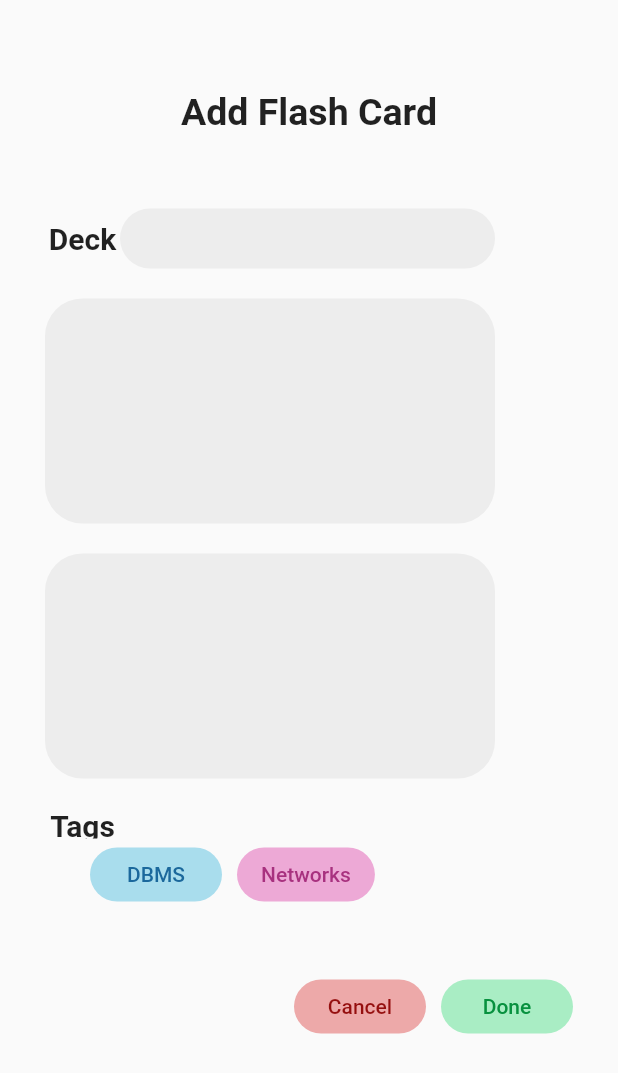
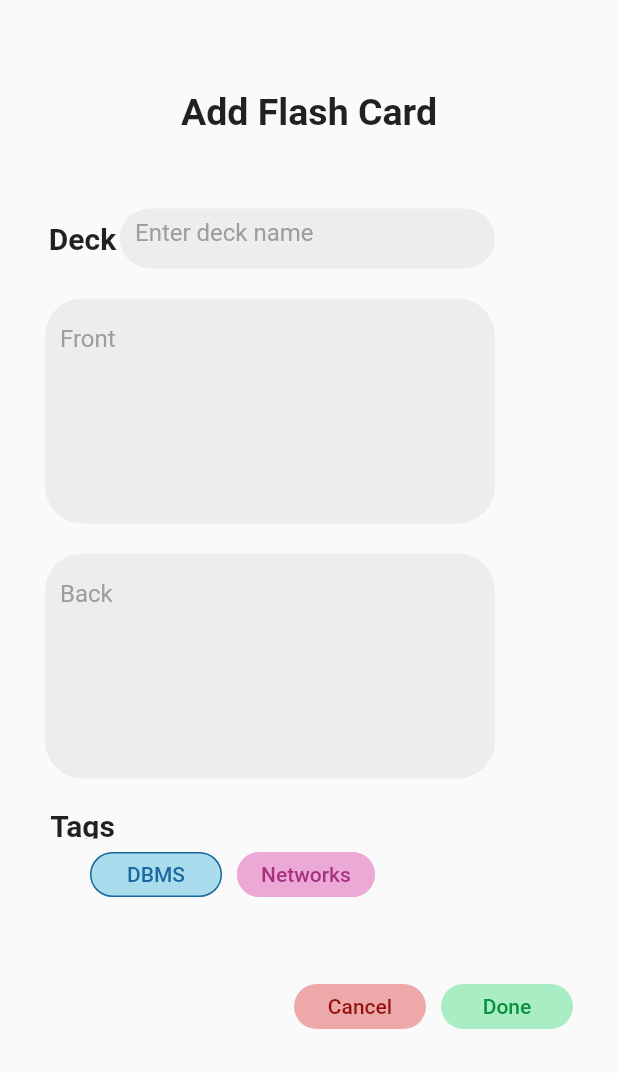
Before and after one commit to shaansubbaiah/Flashcards, a Flutter app: the AddCard screen opened by its route, after a tap on "DBMS", on a phone screen of 412 x 824 dp. Shown: the top 1073 px of the screen. Run offline on Flutter 3.47's test engine with Material 2 defaults, Android fonts, the phone set to English and light mode, and no system bars; our stand-ins replace curved_navigation_bar, firebase_auth, firebase_core; accounts and stored records are empty.

Commit message:
added formfield to container

```diff
--- a/lib/add_card_page.dart
+++ b/lib/add_card_page.dart
@@ -6,7 +6,28 @@ class AddCard extends StatefulWidget {
 }
 
 class _AddCardState extends State<AddCard> {
+  final TextEditingController deckNameController = TextEditingController();
+  final TextEditingController frontController = TextEditingController();
+  final TextEditingController backController = TextEditingController();
+
+  List<bool> pressed = [false, false];
+
   void addTag() {}
+
+  void cancel() {
+    deckNameController.text = "";
+    frontController.text = "";
+    backController.text = "";
+    setState(() {
+      pressed = [false, false];
+    });
+  }
+
+  void post() {
+    print(deckNameController.text);
+    print(frontController.text);
+    print(backController.text);
+  }
 
   @override
   Widget build(BuildContext context) {
@@ -56,10 +77,30 @@ class _AddCardState extends State<AddCard> {
                             width: 250.0,
                             height: 40.0,
                             child: Container(
+                              // padding: EdgeInsets.all(5.0),
+                              padding: EdgeInsets.only(
+                                  top: 5.0,
+                                  bottom: 5.0,
+                                  right: 10.0,
+                                  left: 10.0),
                               decoration: BoxDecoration(
                                 color: Color(0xffEDEDED),
                                 borderRadius: BorderRadius.all(
                                   Radius.circular(25.0),
+                                ),
+                              ),
+                              child: TextField(
+                                controller: deckNameController,
+                                style: TextStyle(
+                                  color: Color(0xff9E9D9D),
+                                ),
+                                cursorColor: Color(0xff9E9D9D),
+                                decoration: InputDecoration(
+                                  border: InputBorder.none,
+                                  hintText: "Enter deck name",
+                                  hintStyle: TextStyle(
+                                    color: Color(0xff9E9D9D),
+                                  ),
                                 ),
                               ),
                             ),
@@ -75,10 +116,30 @@ class _AddCardState extends State<AddCard> {
                             width: 300.0,
                             height: 150.0,
                             child: Container(
+                              padding: EdgeInsets.only(
+                                  top: 5.0,
+                                  bottom: 5.0,
+                                  right: 10.0,
+                                  left: 10.0),
                               decoration: BoxDecoration(
                                 color: Color(0xffEDEDED),
                                 borderRadius: BorderRadius.all(
                                   Radius.circular(25.0),
+                                ),
+                              ),
+                              child: TextField(
+                                controller: frontController,
+                                style: TextStyle(
+                                  color: Color(0xff9E9D9D),
+                                ),
+                                cursorColor: Color(0xff9E9D9D),
+                                maxLines: 6,
+                                decoration: InputDecoration(
+                                  border: InputBorder.none,
+                                  hintText: "Front",
+                                  hintStyle: TextStyle(
+                                    color: Color(0xff9E9D9D),
+                                  ),
                                 ),
                               ),
                             ),
@@ -94,10 +155,30 @@ class _AddCardState extends State<AddCard> {
                             width: 300.0,
                             height: 150.0,
                             child: Container(
+                              padding: EdgeInsets.only(
+                                  top: 5.0,
+                                  bottom: 5.0,
+                                  right: 10.0,
+                                  left: 10.0),
                               decoration: BoxDecoration(
                                 color: Color(0xffEDEDED),
                                 borderRadius: BorderRadius.all(
                                   Radius.circular(25.0),
+                                ),
+                              ),
+                              child: TextField(
+                                controller: backController,
+                                style: TextStyle(
+                                  color: Color(0xff9E9D9D),
+                                ),
+                                cursorColor: Color(0xff9E9D9D),
+                                maxLines: 6,
+                                decoration: InputDecoration(
+                                  border: InputBorder.none,
+                                  hintText: "Back",
+                                  hintStyle: TextStyle(
+                                    color: Color(0xff9E9D9D),
+                                  ),
                                 ),
                               ),
                             ),
@@ -135,15 +216,25 @@ class _AddCardState extends State<AddCard> {
                             width: 30.0,
                           ),
                           FlatButton(
-                        onPressed: addTag,
+                            onPressed: () {
+                              setState(() {
+                                pressed[1] = false;
+                                pressed[0] = !pressed[0];
+                              });
+                              print(pressed[0]);
+                            },
                             child: Text(
                               "DBMS",
                               style: TextStyle(
                                 color: Color(0xff1B689C),
                               ),
                             ),
+                            height: 30.0,
                             color: Color(0xffA9DDED),
                             shape: RoundedRectangleBorder(
+                              side: pressed[0]
+                                  ? BorderSide(color: Color(0xff1B689C))
+                                  : BorderSide(color: Color(0xffA9DDED)),
                               borderRadius: BorderRadius.circular(25.0),
                             ),
                           ),
@@ -151,15 +242,25 @@ class _AddCardState extends State<AddCard> {
                             width: 10.0,
                           ),
                           FlatButton(
-                        onPressed: addTag,
+                            onPressed: () {
+                              setState(() {
+                                pressed[0] = false;
+                                pressed[1] = !pressed[1];
+                              });
+                              print(pressed[1]);
+                            },
                             child: Text(
                               "Networks",
                               style: TextStyle(
                                 color: Color(0xffA8317F),
                               ),
                             ),
+                            height: 30.0,
                             color: Color(0xffEDA9D6),
                             shape: RoundedRectangleBorder(
+                              side: pressed[1]
+                                  ? BorderSide(color: Color(0xffA8317F))
+                                  : BorderSide(color: Color(0xffEDA9D6)),
                               borderRadius: BorderRadius.circular(25.0),
                             ),
                           ),
@@ -178,13 +279,14 @@ class _AddCardState extends State<AddCard> {
                       mainAxisAlignment: MainAxisAlignment.end,
                       children: [
                         FlatButton(
-                      onPressed: addTag,
+                          onPressed: cancel,
                           child: Text(
                             "Cancel",
                             style: TextStyle(
                               color: Color(0xff950F0F),
                             ),
                           ),
+                          height: 30.0,
                           color: Color(0xffEDA9A9),
                           shape: RoundedRectangleBorder(
                             borderRadius: BorderRadius.circular(25.0),
@@ -194,13 +296,14 @@ class _AddCardState extends State<AddCard> {
                           width: 10.0,
                         ),
                         FlatButton(
-                      onPressed: addTag,
+                          onPressed: post,
                           child: Text(
                             "Done",
                             style: TextStyle(
                               color: Color(0xff08913F),
                             ),
                           ),
+                          height: 30.0,
                           color: Color(0xffA9EDC4),
                           shape: RoundedRectangleBorder(
                             borderRadius: BorderRadius.circular(25.0),
@@ -213,6 +316,8 @@ class _AddCardState extends State<AddCard> {
               ],
             ),
           ),
-    )));
+        ),
+      ),
+    );
   }
 }
--- a/pubspec.yaml
+++ b/pubspec.yaml
@@ -13,6 +13,7 @@ dependencies:
     sdk: flutter
   firebase_core: ^0.5.2
   firebase_auth: ^0.18.3
+  cloud_firestore: ^0.14.3
   provider: ^4.3.2+1
 
   curved_navigation_bar: ^0.3.4
```
Also changed, not shown: pubspec.lock. Lines whose indentation alone changed are shown as unchanged.
